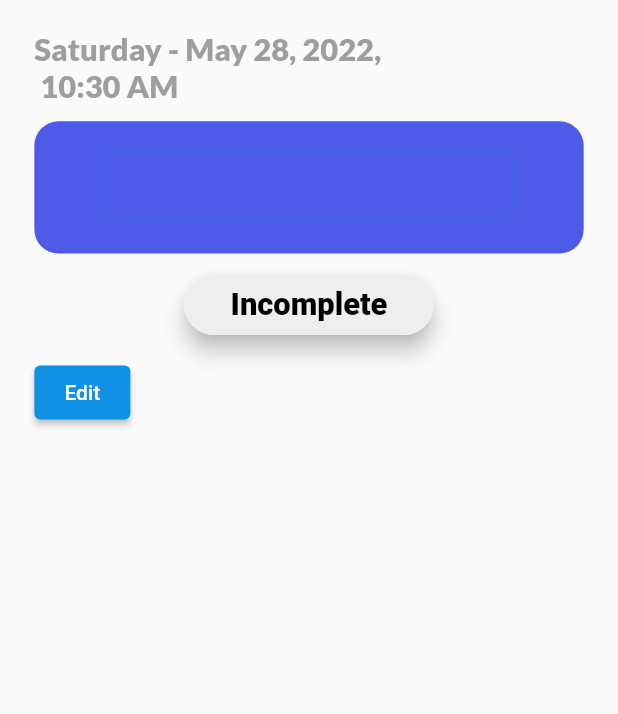
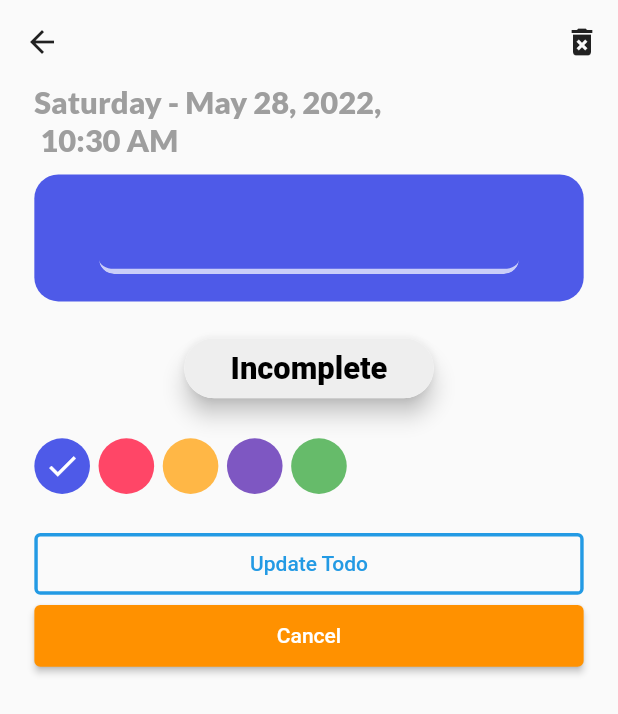
Before and after one commit to Eleaus-Hossain-Evan/todo_app, a Flutter app: the TodoDetailPage screen opened directly with empty values, after a tap on "Edit", on a phone screen of 412 x 824 dp. Shown: the top 714 px of the screen. Run offline on Flutter 3.47's test engine with Material 2 defaults, Android fonts, the phone set to English and light mode, and no system bars; our stand-ins replace equatable, flutter_screenutil, get, google_fonts, logger, shared_preferences and 2 more; accounts and stored records are empty.

```diff
--- a/lib/controller/home_controller.dart
+++ b/lib/controller/home_controller.dart
@@ -6,8 +6,8 @@ import 'package:todo_app/model/todo_model.dart';
 
 class HomeController extends GetxController {
   final loading = false.obs;
-  final isEditable = false.obs;
   final RxList<TodoModel> todoList = <TodoModel>[].obs;
+  final RxList<TodoModel> filteredTodo = <TodoModel>[].obs;
 
   final colorList = const [
     Color(0xFF4e5ae8),
@@ -90,4 +90,12 @@ class HomeController extends GetxController {
     loading(false);
     update();
   }
+
+  void filterList(value) {
+    filteredTodo(todoList
+        .where((todo) => todo.title.toLowerCase().contains(value.toLowerCase()))
+        .toList());
+    filteredTodo.refresh();
+    update();
+  }
 }
--- a/lib/views/home/home_page.dart
+++ b/lib/views/home/home_page.dart
@@ -5,6 +5,7 @@ import 'package:intl/intl.dart';
 import 'package:todo_app/controller/home_controller.dart';
 import 'package:todo_app/views/home/widgets/add_todo.dart';
 import 'package:todo_app/views/home/widgets/todo_tile.dart';
+import 'package:todo_app/views/search/search_page.dart';
 import 'package:todo_app/views/theme/theme.dart';
 import 'package:todo_app/views/widgets/k_textfield.dart';
 
@@ -24,7 +25,9 @@ class HomePage extends StatelessWidget {
         title: const Text("Todo's"),
         actions: [
           IconButton(
-            onPressed: () {},
+            onPressed: () {
+              Get.to(() => SearchPage());
+            },
             icon: const Icon(Icons.search),
           ),
         ],
--- a/lib/views/home/widgets/todo_tile.dart
+++ b/lib/views/home/widgets/todo_tile.dart
@@ -37,6 +37,8 @@ class TodoTile extends StatelessWidget {
                   children: [
                     Text(
                       todo.title,
+                      maxLines: 2,
+                      overflow: TextOverflow.ellipsis,
                       style: GoogleFonts.lato(
                         textStyle: TextStyle(
                           fontSize: 16.sp,
--- a/lib/views/todo_deatil/todo_detail_page.dart
+++ b/lib/views/todo_deatil/todo_detail_page.dart
@@ -1,12 +1,14 @@
 import 'package:flutter/material.dart';
 import 'package:flutter_screenutil/flutter_screenutil.dart';
-import 'package:get/state_manager.dart';
+import 'package:get/get.dart';
 import 'package:google_fonts/google_fonts.dart';
 import 'package:intl/intl.dart';
+import 'package:logger/logger.dart';
 import 'package:todo_app/controller/home_controller.dart';
 import 'package:todo_app/model/todo_model.dart';
 import 'package:todo_app/views/theme/theme.dart';
 
+import '../widgets/k_elevated_button.dart';
 import '../widgets/k_textfield.dart';
 
 class TodoDetailPage extends StatelessWidget {
@@ -17,24 +19,38 @@ class TodoDetailPage extends StatelessWidget {
   final titleController = TextEditingController();
 
   var isEditable = false.obs;
+  var isCompleteForThis = false.obs;
+  var colorIndex = 0.obs;
 
   @override
   Widget build(BuildContext context) {
+    Logger().wtf(todo);
     return GetBuilder<HomeController>(
       builder: (controller) {
         titleController.text = todo.title;
-        // controller.isCompleted(todo.isCompleted);
+        controller.isCompleted(todo.isCompleted);
+        colorIndex(todo.color);
         return Scaffold(
           // backgroundColor: controller.colorList[todo.color],
-          body: SafeArea(
+          appBar: AppBar(
+            foregroundColor: Colors.black87,
+            backgroundColor: Colors.transparent,
+            elevation: 0,
+            actions: [
+              IconButton(
+                  onPressed: () {
+                    controller.deleteTodo(todo);
+                    Get.back();
+                  },
+                  icon: const Icon(Icons.delete_forever))
+            ],
+          ),
+          body: SingleChildScrollView(
             child: Padding(
               padding: EdgeInsets.symmetric(horizontal: 20.w),
               child: Column(
                 crossAxisAlignment: CrossAxisAlignment.start,
                 children: [
-                  SizedBox(
-                    height: 20.h,
-                  ),
                   Text(
                     DateFormat('EEEE - MMMM d, y,\n h:mm a')
                         .format(todo.createdAt),
@@ -57,15 +73,24 @@ class TodoDetailPage extends StatelessWidget {
                       borderRadius: BorderRadius.circular(16),
                       color: controller.colorList[todo.color],
                     ),
-                    child: Obx(() => KTextField(
+                    child: Obx(() => isEditable.value
+                        ? KTextField(
                             controller: titleController,
                             isEnable: isEditable.value,
                             text: todo.title,
                             isHintText: true,
+                          )
+                        : Text(
+                            todo.title,
+                            style: TextStyle(
+                              fontWeight: FontWeight.w800,
+                              fontSize: 18.sp,
+                              color: Colors.white,
+                            ),
                           )),
                   ),
                   SizedBox(
-                    height: 10.h,
+                    height: 20.h,
                   ),
                   Obx(
                     () => Align(
@@ -76,9 +101,7 @@ class TodoDetailPage extends StatelessWidget {
                                   EdgeInsets.symmetric(horizontal: 20.w),
                               label: Text(
                                 controller.isCompleted.value
-                                    ? todo.isCompleted
                                     ? "Completed"
-                                        : "Incomplete"
                                     : "Incomplete",
                                 style: TextStyle(
                                   fontSize: 18.sp,
@@ -90,10 +113,12 @@ class TodoDetailPage extends StatelessWidget {
                               elevation: 6,
                               shadowColor: Colors.grey[60],
                               padding: const EdgeInsets.all(8.0),
-                              selected: controller.isCompleted.value,
+                              selected: isCompleteForThis.value,
                               selectedColor: KTheme.secondaryColor,
                               onSelected: (bool selected) {
-                                controller.isCompleted.value = selected;
+                                isCompleteForThis.value = selected;
+                                controller
+                                    .isCompleted(!controller.isCompleted.value);
                               },
                             )
                           : Chip(
@@ -111,18 +136,86 @@ class TodoDetailPage extends StatelessWidget {
                               elevation: 0,
                               shadowColor: Colors.grey[60],
                               padding: const EdgeInsets.all(8.0),
+                              side: BorderSide(
+                                color: todo.isCompleted
+                                    ? KTheme.primaryColor
+                                    : KTheme.secondaryColor,
+                              ),
                             ),
                     ),
                   ),
                   SizedBox(
-                    height: 10.h,
+                    height: 20.h,
                   ),
-                  ElevatedButton(
+                  Obx(
+                    () => isEditable.value
+                        ? SizedBox(
+                            height: 40.h,
+                            child: ListView.separated(
+                              scrollDirection: Axis.horizontal,
+                              itemCount: controller.colorList.length,
+                              separatorBuilder:
+                                  (BuildContext context, int index) {
+                                return SizedBox(width: 5.w);
+                              },
+                              itemBuilder: (BuildContext context, int index) {
+                                return Obx(() => InkWell(
+                                      onTap: () => colorIndex.value = index,
+                                      child: CircleAvatar(
+                                        backgroundColor:
+                                            controller.colorList[index],
+                                        child: colorIndex.value == index
+                                            ? const Icon(
+                                                Icons.check,
+                                                color: Colors.white,
+                                              )
+                                            : const SizedBox.shrink(),
+                                        radius: 18.r,
+                                      ),
+                                    ));
+                              },
+                            ),
+                          )
+                        : const SizedBox.shrink(),
+                  ),
+                  SizedBox(
+                    height: 20.h,
+                  ),
+                  Obx(
+                    () => !isEditable.value
+                        ? KElevatedButton(
                             onPressed: () {
                               isEditable(true);
                             },
                             child: const Text("Edit"),
+                          )
+                        : KOutlinedButton(
+                            onPressed: () {
+                              controller.updateData(
+                                TodoModel(
+                                  id: todo.id,
+                                  title: titleController.text,
+                                  createdAt: DateTime.now(),
+                                  isCompleted: controller.isCompleted.value,
+                                  color: colorIndex.value,
                                 ),
+                              );
+                              Get.back();
+                            },
+                            child: const Text("Update Todo"),
+                          ),
+                  ),
+                  Obx(() => isEditable.value
+                      ? KElevatedButton(
+                          onPressed: () {
+                            // Get.back();
+                            isEditable(false);
+                          },
+                          child: const Text("Cancel"),
+                          primaryColor: Colors.orangeAccent.shade400,
+                          secondaryColor: Colors.redAccent.shade100,
+                        )
+                      : const SizedBox.shrink()),
                 ],
               ),
             ),
--- /dev/null
+++ b/lib/views/widgets/k_elevated_button.dart
@@ -0,0 +1,78 @@
+import 'package:flutter/material.dart';
+import 'package:flutter_screenutil/flutter_screenutil.dart';
+
+import '../theme/theme.dart';
+
+class KElevatedButton extends StatelessWidget {
+  KElevatedButton({
+    Key? key,
+    required this.onPressed,
+    required this.child,
+    this.primaryColor = KTheme.primaryColor,
+    this.secondaryColor = KTheme.secondaryColor,
+  }) : super(key: key);
+
+  final VoidCallback onPressed;
+  final Widget child;
+  Color primaryColor;
+  Color secondaryColor;
+
+  @override
+  Widget build(BuildContext context) {
+    return ElevatedButton(
+      onPressed: onPressed,
+      child: child,
+      style: ButtonStyle(
+        backgroundColor: MaterialStateProperty.resolveWith(
+          (states) => states.contains(MaterialState.pressed)
+              ? secondaryColor
+              : primaryColor,
+        ),
+        minimumSize: MaterialStateProperty.all(
+          Size.fromHeight(40.h),
+        ),
+      ),
+    );
+  }
+}
+
+class KOutlinedButton extends StatelessWidget {
+  KOutlinedButton({
+    Key? key,
+    required this.onPressed,
+    required this.child,
+    this.primaryColor = KTheme.primaryColor,
+    this.secondaryColor = KTheme.secondaryColor,
+  }) : super(key: key);
+
+  final VoidCallback onPressed;
+  final Widget child;
+  Color primaryColor;
+  Color secondaryColor;
+
+  @override
+  Widget build(BuildContext context) {
+    return OutlinedButton(
+      onPressed: onPressed,
+      child: child,
+      style: ButtonStyle(
+        side: MaterialStateProperty.resolveWith(
+          (states) => BorderSide(
+            color: states.contains(MaterialState.pressed)
+                ? secondaryColor
+                : primaryColor,
+            width: 2.w,
+          ),
+        ),
+        foregroundColor: MaterialStateProperty.resolveWith(
+          (states) => states.contains(MaterialState.pressed)
+              ? secondaryColor
+              : primaryColor,
+        ),
+        minimumSize: MaterialStateProperty.all(
+          Size.fromHeight(40.h),
+        ),
+      ),
+    );
+  }
+}
--- a/lib/views/widgets/k_textfield.dart
+++ b/lib/views/widgets/k_textfield.dart
@@ -17,9 +17,11 @@ class KTextField extends StatefulWidget {
     this.prefixIcon,
     this.borderRadius = 10,
     this.width = 280,
+    this.textColor = Colors.white,
   }) : super(key: key);
   final TextEditingController controller;
   final String text;
+  Color textColor;
   Function(String value)? onChanged;
   bool isDate, isTime, isObscure, isHintText, isEnable;
   Widget? suffixIcon, prefixIcon;
@@ -35,12 +37,19 @@ class _KTextFieldState extends State<KTextField> {
   Widget build(BuildContext context) {
     return SizedBox(
       width: widget.width,
-      height: 50.h,
+      // height: 50.h,
       child: ClipRRect(
         borderRadius: BorderRadius.circular(widget.borderRadius),
         child: TextField(
           controller: widget.controller,
           readOnly: !widget.isEnable,
+          textAlign: TextAlign.start,
+          cursorColor: Colors.white,
+          textInputAction: TextInputAction.newline,
+          keyboardType: TextInputType.multiline,
+          minLines: null,
+          maxLines: null,
+          // expands: true,
           decoration: InputDecoration(
             contentPadding: EdgeInsets.only(
               left: 8.w,
@@ -48,30 +57,24 @@ class _KTextFieldState extends State<KTextField> {
               bottom: 3.h,
             ),
             isDense: false,
-            border: OutlineInputBorder(
+            border: UnderlineInputBorder(
               //borderSide: BorderSide(color: Colors.black26, width: 3.w),
               borderSide: BorderSide(
-                color: widget.isEnable
-                    ? Theme.of(context).secondaryHeaderColor
-                    : Colors.transparent,
+                color: widget.isEnable ? Colors.white70 : Colors.transparent,
                 width: 3.w,
               ),
               borderRadius: BorderRadius.circular(widget.borderRadius),
             ),
-            enabledBorder: OutlineInputBorder(
+            enabledBorder: UnderlineInputBorder(
                 borderSide: BorderSide(
-                  color: widget.isEnable
-                      ? Theme.of(context).secondaryHeaderColor
-                      : Colors.transparent,
+                  color: widget.isEnable ? Colors.white70 : Colors.transparent,
                   width: 3.w,
                 ),
                 //borderSide: BorderSide(color: Colors.black26, width: 3.w),
                 borderRadius: BorderRadius.circular(widget.borderRadius)),
-            focusedBorder: OutlineInputBorder(
+            focusedBorder: UnderlineInputBorder(
               borderSide: BorderSide(
-                  color: widget.isEnable
-                      ? Theme.of(context).primaryColor
-                      : Colors.transparent,
+                  color: widget.isEnable ? Colors.white70 : Colors.transparent,
                   width: 3.w),
               // borderSide:
               //     BorderSide(color: KColor.customerPrimaryColor, width: 2.w),
@@ -104,7 +107,7 @@ class _KTextFieldState extends State<KTextField> {
           style: TextStyle(
             fontWeight: FontWeight.w800,
             fontSize: 18.sp,
-            color: Colors.black87,
+            color: widget.textColor,
           ),
           obscureText: widget.isObscure ? isVisible : false,
           onChanged: widget.onChanged,
```
Also changed, not shown: lib/model/todo_model.dart (+9 -9 lines), lib/views/home/widgets/add_todo.dart (+3 -11 lines), lib/views/search/search_page.dart (added, +70 -0 lines). Lines whose indentation alone changed are shown as unchanged.
